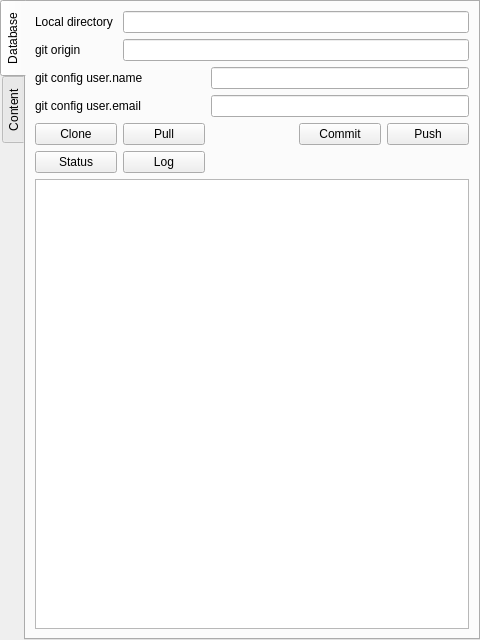
Qt form itemcatalog.ui (sme-gmbh/smepowercad) before a commit.
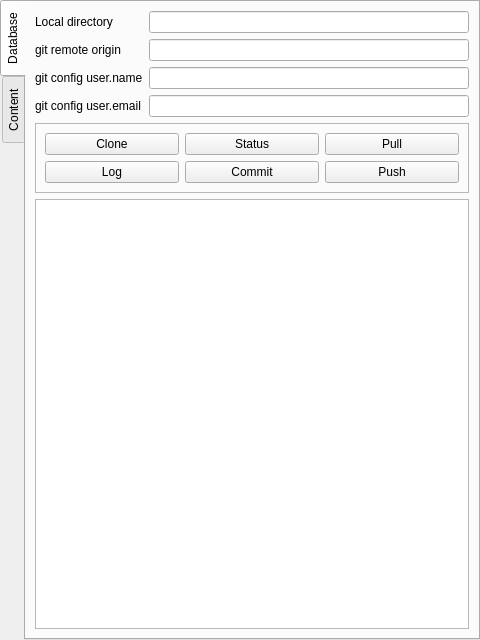
The same form after that commit.

Commit message: Finished git support in itemcatalog.

```diff
--- a/itemcatalog.ui
+++ b/itemcatalog.ui
@@ -71,120 +71,14 @@
           </property>
          </widget>
         </item>
-        <item row="0" column="1" colspan="4">
-         <widget class="QLineEdit" name="lineEdit_db_localDirectory">
-          <property name="sizePolicy">
-           <sizepolicy hsizetype="MinimumExpanding" vsizetype="Fixed">
-            <horstretch>0</horstretch>
-            <verstretch>0</verstretch>
-           </sizepolicy>
-          </property>
-         </widget>
-        </item>
         <item row="1" column="0">
          <widget class="QLabel" name="label_6">
           <property name="text">
-           <string>git origin</string>
+           <string>git remote origin</string>
           </property>
          </widget>
         </item>
-        <item row="1" column="1" colspan="4">
-         <widget class="QLineEdit" name="lineEdit_db_gitRemote">
-          <property name="sizePolicy">
-           <sizepolicy hsizetype="MinimumExpanding" vsizetype="Fixed">
-            <horstretch>0</horstretch>
-            <verstretch>0</verstretch>
-           </sizepolicy>
-          </property>
-         </widget>
-        </item>
-        <item row="2" column="0" colspan="2">
-         <widget class="QLabel" name="label_7">
-          <property name="text">
-           <string>git config user.name</string>
-          </property>
-         </widget>
-        </item>
-        <item row="2" column="2" colspan="3">
-         <widget class="QLineEdit" name="lineEdit_db_gitUserName">
-          <property name="sizePolicy">
-           <sizepolicy hsizetype="MinimumExpanding" vsizetype="Fixed">
-            <horstretch>0</horstretch>
-            <verstretch>0</verstretch>
-           </sizepolicy>
-          </property>
-         </widget>
-        </item>
-        <item row="3" column="0" colspan="2">
-         <widget class="QLabel" name="label_8">
-          <property name="text">
-           <string>git config user.email</string>
-          </property>
-         </widget>
-        </item>
-        <item row="3" column="2" colspan="3">
-         <widget class="QLineEdit" name="lineEdit_db_gitUserEmail">
-          <property name="sizePolicy">
-           <sizepolicy hsizetype="MinimumExpanding" vsizetype="Fixed">
-            <horstretch>0</horstretch>
-            <verstretch>0</verstretch>
-           </sizepolicy>
-          </property>
-         </widget>
-        </item>
-        <item row="4" column="0">
-         <widget class="QPushButton" name="pushButton_db_gitClone">
-          <property name="focusPolicy">
-           <enum>Qt::NoFocus</enum>
-          </property>
-          <property name="toolTip">
-           <string>&lt;html&gt;&lt;head/&gt;&lt;body&gt;&lt;p&gt;Clone takes an existing repository from a remote server (origin) and copies it into the local directory including the version history. You can only do this if you don't have a local working directory already.&lt;/p&gt;&lt;/body&gt;&lt;/html&gt;</string>
-          </property>
-          <property name="text">
-           <string>Clone</string>
-          </property>
-         </widget>
-        </item>
-        <item row="4" column="3">
-         <widget class="QPushButton" name="pushButton_db_gitCommit">
-          <property name="focusPolicy">
-           <enum>Qt::NoFocus</enum>
-          </property>
-          <property name="toolTip">
-           <string>&lt;html&gt;&lt;head/&gt;&lt;body&gt;&lt;p&gt;Commit includes the changes that have been made in the local directory to a version history point. You might want to do this after you changed something. After committing you can give your changes away to a server (origin) by executing Push.&lt;/p&gt;&lt;/body&gt;&lt;/html&gt;</string>
-          </property>
-          <property name="text">
-           <string>Commit</string>
-          </property>
-         </widget>
-        </item>
-        <item row="4" column="4">
-         <widget class="QPushButton" name="pushButton_db_gitPush">
-          <property name="focusPolicy">
-           <enum>Qt::NoFocus</enum>
-          </property>
-          <property name="toolTip">
-           <string>&lt;html&gt;&lt;head/&gt;&lt;body&gt;&lt;p&gt;Push saves all your committed changes to a server (origin). You must call Pull before Push if somebody else made changes on the server in the meantime. This will automatically merge your changes and the changes somebody else made.&lt;/p&gt;&lt;/body&gt;&lt;/html&gt;</string>
-          </property>
-          <property name="text">
-           <string>Push</string>
-          </property>
-         </widget>
-        </item>
-        <item row="5" column="0">
-         <widget class="QPushButton" name="pushButton_db_gitStatus">
-          <property name="focusPolicy">
-           <enum>Qt::NoFocus</enum>
-          </property>
-          <property name="toolTip">
-           <string>&lt;html&gt;&lt;head/&gt;&lt;body&gt;&lt;p&gt;Status displays the status of your local directory. Here you can see files you have not committed already.&lt;/p&gt;&lt;/body&gt;&lt;/html&gt;</string>
-          </property>
-          <property name="text">
-           <string>Status</string>
-          </property>
-         </widget>
-        </item>
-        <item row="6" column="0" colspan="5">
+        <item row="6" column="0" colspan="4">
          <widget class="QTextEdit" name="textEdit_terminalOutput">
           <property name="sizePolicy">
            <sizepolicy hsizetype="Expanding" vsizetype="MinimumExpanding">
@@ -215,32 +109,150 @@
           </property>
          </widget>
         </item>
-        <item row="5" column="1">
-         <widget class="QPushButton" name="pushButton_db_gitLog">
-          <property name="focusPolicy">
-           <enum>Qt::NoFocus</enum>
+        <item row="2" column="0">
+         <widget class="QLabel" name="label_7">
+          <property name="text">
+           <string>git config user.name</string>
           </property>
-          <property name="toolTip">
-           <string>&lt;html&gt;&lt;head/&gt;&lt;body&gt;&lt;p&gt;Log displays the commit history.&lt;/p&gt;&lt;/body&gt;&lt;/html&gt;</string>
+         </widget>
+        </item>
+        <item row="2" column="1" colspan="3">
+         <widget class="QLineEdit" name="lineEdit_db_gitUserName">
+          <property name="sizePolicy">
+           <sizepolicy hsizetype="MinimumExpanding" vsizetype="Fixed">
+            <horstretch>0</horstretch>
+            <verstretch>0</verstretch>
+           </sizepolicy>
           </property>
-          <property name="text">
-           <string>Log</string>
+         </widget>
+        </item>
+        <item row="1" column="1" colspan="3">
+         <widget class="QLineEdit" name="lineEdit_db_gitRemote">
+          <property name="sizePolicy">
+           <sizepolicy hsizetype="MinimumExpanding" vsizetype="Fixed">
+            <horstretch>0</horstretch>
+            <verstretch>0</verstretch>
+           </sizepolicy>
           </property>
          </widget>
         </item>
-        <item row="4" column="1">
-         <widget class="QPushButton" name="pushButton_db_gitPull">
-          <property name="focusPolicy">
-           <enum>Qt::NoFocus</enum>
+        <item row="3" column="1" colspan="3">
+         <widget class="QLineEdit" name="lineEdit_db_gitUserEmail">
+          <property name="sizePolicy">
+           <sizepolicy hsizetype="MinimumExpanding" vsizetype="Fixed">
+            <horstretch>0</horstretch>
+            <verstretch>0</verstretch>
+           </sizepolicy>
           </property>
-          <property name="toolTip">
-           <string>&lt;html&gt;&lt;head/&gt;&lt;body&gt;&lt;p&gt;Pull takes the latest changes from the remote server and merges these changes into the local directory. This can only be done if no changes were made locally or all local changes have been committed.&lt;/p&gt;&lt;/body&gt;&lt;/html&gt;</string>
+         </widget>
+        </item>
+        <item row="0" column="1" colspan="3">
+         <widget class="QLineEdit" name="lineEdit_db_localDirectory">
+          <property name="sizePolicy">
+           <sizepolicy hsizetype="MinimumExpanding" vsizetype="Fixed">
+            <horstretch>0</horstretch>
+            <verstretch>0</verstretch>
+           </sizepolicy>
           </property>
+         </widget>
+        </item>
+        <item row="3" column="0">
+         <widget class="QLabel" name="label_8">
           <property name="text">
-           <string>Pull</string>
+           <string>git config user.email</string>
           </property>
          </widget>
         </item>
+        <item row="4" column="0" rowspan="2" colspan="4">
+         <widget class="QFrame" name="frame">
+          <property name="frameShape">
+           <enum>QFrame::StyledPanel</enum>
+          </property>
+          <property name="frameShadow">
+           <enum>QFrame::Raised</enum>
+          </property>
+          <layout class="QGridLayout" name="gridLayout_4">
+           <item row="0" column="2">
+            <widget class="QPushButton" name="pushButton_db_gitPull">
+             <property name="focusPolicy">
+              <enum>Qt::NoFocus</enum>
+             </property>
+             <property name="toolTip">
+              <string>&lt;html&gt;&lt;head/&gt;&lt;body&gt;&lt;p&gt;Pull takes the latest changes from the remote server and merges these changes into the local directory. This can only be done if no changes were made locally or all local changes have been committed.&lt;/p&gt;&lt;/body&gt;&lt;/html&gt;</string>
+             </property>
+             <property name="text">
+              <string>Pull</string>
+             </property>
+            </widget>
+           </item>
+           <item row="0" column="0">
+            <widget class="QPushButton" name="pushButton_db_gitClone">
+             <property name="focusPolicy">
+              <enum>Qt::NoFocus</enum>
+             </property>
+             <property name="toolTip">
+              <string>&lt;html&gt;&lt;head/&gt;&lt;body&gt;&lt;p&gt;Clone takes an existing repository from a remote server (origin) and copies it into the local directory including the version history. You can only do this if you don't have a local working directory already.&lt;/p&gt;&lt;/body&gt;&lt;/html&gt;</string>
+             </property>
+             <property name="text">
+              <string>Clone</string>
+             </property>
+            </widget>
+           </item>
+           <item row="0" column="1">
+            <widget class="QPushButton" name="pushButton_db_gitStatus">
+             <property name="focusPolicy">
+              <enum>Qt::NoFocus</enum>
+             </property>
+             <property name="toolTip">
+              <string>&lt;html&gt;&lt;head/&gt;&lt;body&gt;&lt;p&gt;Status displays the status of your local directory. Here you can see files you have not committed already.&lt;/p&gt;&lt;/body&gt;&lt;/html&gt;</string>
+             </property>
+             <property name="text">
+              <string>Status</string>
+             </property>
+            </widget>
+           </item>
+           <item row="1" column="0">
+            <widget class="QPushButton" name="pushButton_db_gitLog">
+             <property name="focusPolicy">
+              <enum>Qt::NoFocus</enum>
+             </property>
+             <property name="toolTip">
+              <string>&lt;html&gt;&lt;head/&gt;&lt;body&gt;&lt;p&gt;Log displays the commit history.&lt;/p&gt;&lt;/body&gt;&lt;/html&gt;</string>
+             </property>
+             <property name="text">
+              <string>Log</string>
+             </property>
+            </widget>
+           </item>
+           <item row="1" column="1">
+            <widget class="QPushButton" name="pushButton_db_gitCommit">
+             <property name="focusPolicy">
+              <enum>Qt::NoFocus</enum>
+             </property>
+             <property name="toolTip">
+              <string>&lt;html&gt;&lt;head/&gt;&lt;body&gt;&lt;p&gt;Commit includes the changes that have been made in the local directory to a version history point. You might want to do this after you changed something. After committing you can give your changes away to a server (origin) by executing Push.&lt;/p&gt;&lt;/body&gt;&lt;/html&gt;</string>
+             </property>
+             <property name="text">
+              <string>Commit</string>
+             </property>
+            </widget>
+           </item>
+           <item row="1" column="2">
+            <widget class="QPushButton" name="pushButton_db_gitPush">
+             <property name="focusPolicy">
+              <enum>Qt::NoFocus</enum>
+             </property>
+             <property name="toolTip">
+              <string>&lt;html&gt;&lt;head/&gt;&lt;body&gt;&lt;p&gt;Push saves all your committed changes to a server (origin). You must call Pull before Push if somebody else made changes on the server in the meantime. This will automatically merge your changes and the changes somebody else made.&lt;/p&gt;&lt;/body&gt;&lt;/html&gt;</string>
+             </property>
+             <property name="text">
+              <string>Push</string>
+             </property>
+            </widget>
+           </item>
+          </layout>
+         </widget>
+        </item>
        </layout>
       </widget>
       <widget class="QWidget" name="tab_content">
```
Left out of the diff: 2 changed lines with no effect on the pictures. The commit also changes 2 other files.
